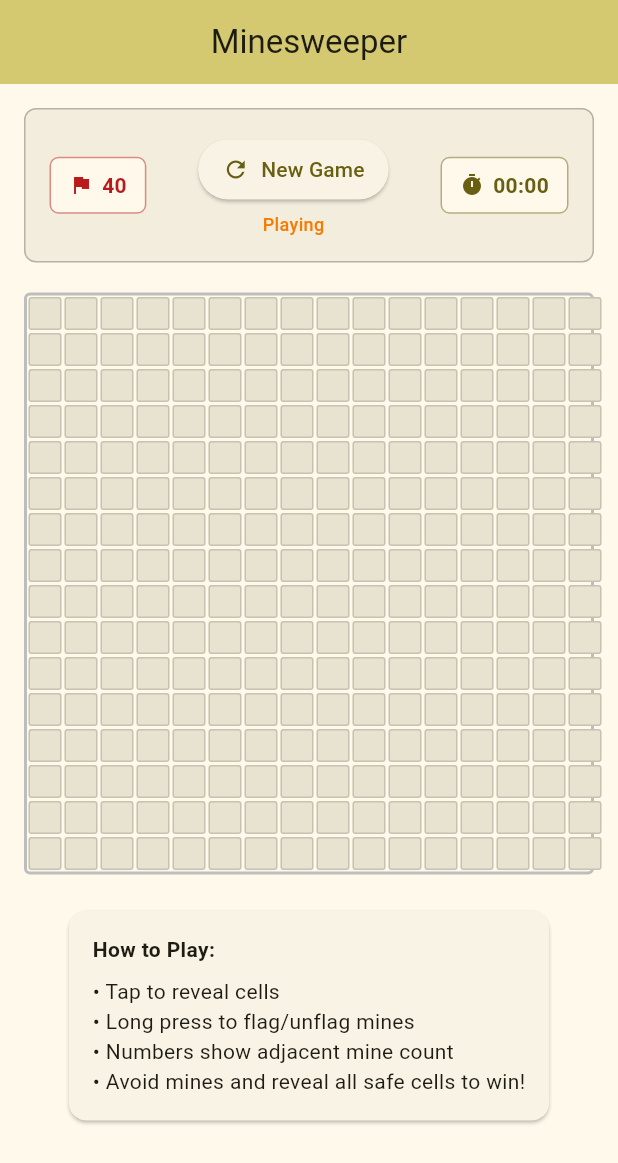
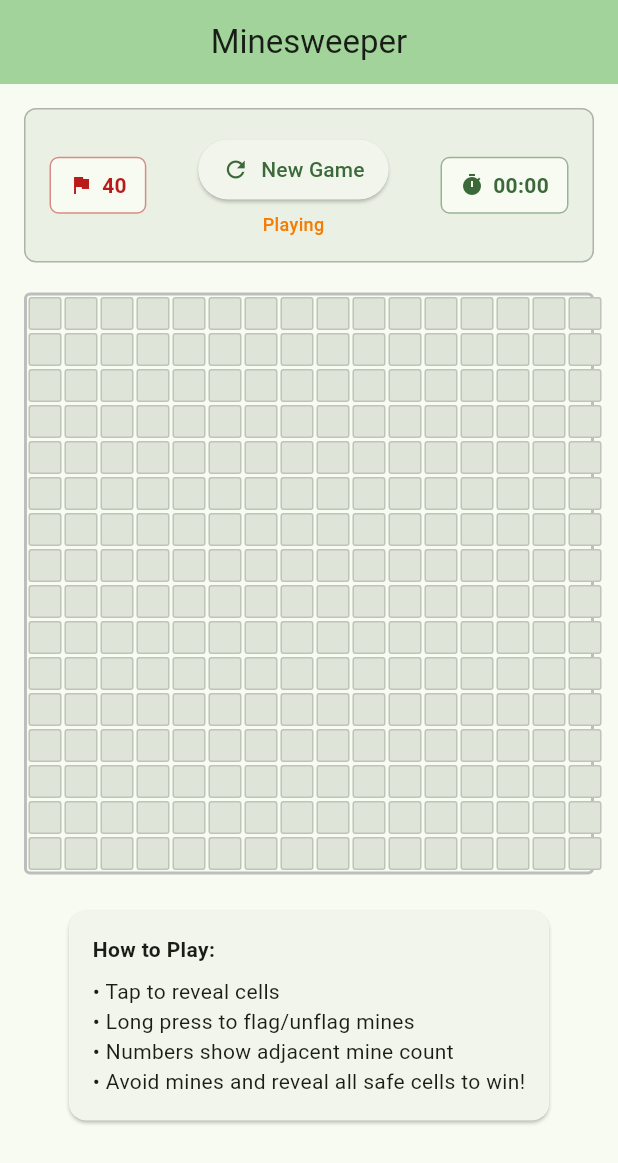
Before and after one commit to BirjuVachhani/mine_sweeper, a Flutter app: the screen it shows after launch, on a phone screen of 412 x 824 dp. Shown: the top 1163 px of the screen. Run offline on Flutter 3.47's test engine with Material 3 defaults, Android fonts, the phone set to English and light mode, and no system bars.

Commit message:
Change seed color from yellow to green

```diff
--- a/lib/main.dart
+++ b/lib/main.dart
@@ -14,7 +14,7 @@ class MinesweeperApp extends StatelessWidget {
       title: 'Minesweeper',
       theme: ThemeData(
         colorScheme: ColorScheme.fromSeed(
-          seedColor: Colors.yellow,
+          seedColor: Colors.green,
           brightness: Brightness.light,
         ),
         useMaterial3: true,
```
